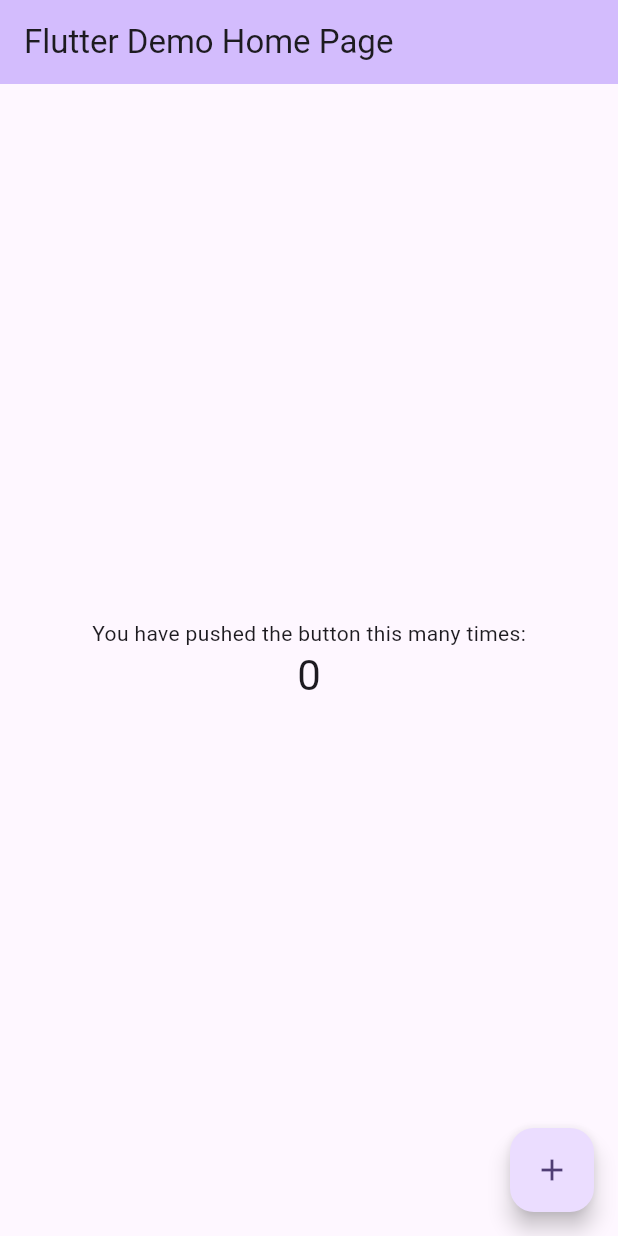
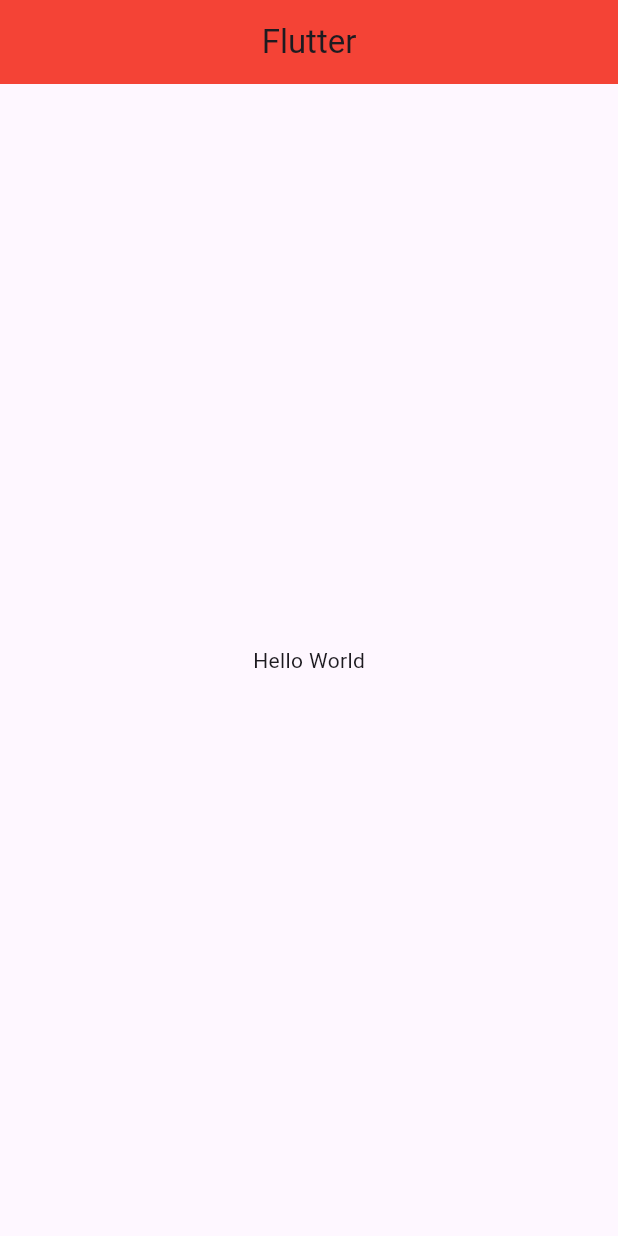
Before and after one commit to mEdurjoy/Flutter_practice01, a Flutter app: the screen it shows after launch, on a phone screen of 412 x 824 dp. Run offline on Flutter 3.47's test engine with Material 3 defaults, Android fonts, the phone set to English and light mode, and no system bars.

Commit message:
all about first day

```diff
--- a/lib/main.dart
+++ b/lib/main.dart
@@ -1,122 +1,16 @@
+import 'package:flutter/cupertino.dart';
 import 'package:flutter/material.dart';
 
-void main() {
-  runApp(const MyApp());
+void main(){
+  runApp(MaterialApp(
+    home: Scaffold(
+      appBar: AppBar(
+        backgroundColor: Colors.red,
+        title: Text("Flutter"),
+        centerTitle: true,
+      ),
+      body: Center(child: Text("Hello World")),
+
+    ),
+  ));
 }
-
-class MyApp extends StatelessWidget {
-  const MyApp({super.key});
-
-  // This widget is the root of your application.
-  @override
-  Widget build(BuildContext context) {
-    return MaterialApp(
-      title: 'Flutter Demo',
-      theme: ThemeData(
-        // This is the theme of your application.
-        //
-        // TRY THIS: Try running your application with "flutter run". You'll see
-        // the application has a purple toolbar. Then, without quitting the app,
-        // try changing the seedColor in the colorScheme below to Colors.green
-        // and then invoke "hot reload" (save your changes or press the "hot
-        // reload" button in a Flutter-supported IDE, or press "r" if you used
-        // the command line to start the app).
-        //
-        // Notice that the counter didn't reset back to zero; the application
-        // state is not lost during the reload. To reset the state, use hot
-        // restart instead.
-        //
-        // This works for code too, not just values: Most code changes can be
-        // tested with just a hot reload.
-        colorScheme: ColorScheme.fromSeed(seedColor: Colors.deepPurple),
-      ),
-      home: const MyHomePage(title: 'Flutter Demo Home Page'),
-    );
-  }
-}
-
-class MyHomePage extends StatefulWidget {
-  const MyHomePage({super.key, required this.title});
-
-  // This widget is the home page of your application. It is stateful, meaning
-  // that it has a State object (defined below) that contains fields that affect
-  // how it looks.
-
-  // This class is the configuration for the state. It holds the values (in this
-  // case the title) provided by the parent (in this case the App widget) and
-  // used by the build method of the State. Fields in a Widget subclass are
-  // always marked "final".
-
-  final String title;
-
-  @override
-  State<MyHomePage> createState() => _MyHomePageState();
-}
-
-class _MyHomePageState extends State<MyHomePage> {
-  int _counter = 0;
-
-  void _incrementCounter() {
-    setState(() {
-      // This call to setState tells the Flutter framework that something has
-      // changed in this State, which causes it to rerun the build method below
-      // so that the display can reflect the updated values. If we changed
-      // _counter without calling setState(), then the build method would not be
-      // called again, and so nothing would appear to happen.
-      _counter++;
-    });
-  }
-
-  @override
-  Widget build(BuildContext context) {
-    // This method is rerun every time setState is called, for instance as done
-    // by the _incrementCounter method above.
-    //
-    // The Flutter framework has been optimized to make rerunning build methods
-    // fast, so that you can just rebuild anything that needs updating rather
-    // than having to individually change instances of widgets.
-    return Scaffold(
-      appBar: AppBar(
-        // TRY THIS: Try changing the color here to a specific color (to
-        // Colors.amber, perhaps?) and trigger a hot reload to see the AppBar
-        // change color while the other colors stay the same.
-        backgroundColor: Theme.of(context).colorScheme.inversePrimary,
-        // Here we take the value from the MyHomePage object that was created by
-        // the App.build method, and use it to set our appbar title.
-        title: Text(widget.title),
-      ),
-      body: Center(
-        // Center is a layout widget. It takes a single child and positions it
-        // in the middle of the parent.
-        child: Column(
-          // Column is also a layout widget. It takes a list of children and
-          // arranges them vertically. By default, it sizes itself to fit its
-          // children horizontally, and tries to be as tall as its parent.
-          //
-          // Column has various properties to control how it sizes itself and
-          // how it positions its children. Here we use mainAxisAlignment to
-          // center the children vertically; the main axis here is the vertical
-          // axis because Columns are vertical (the cross axis would be
-          // horizontal).
-          //
-          // TRY THIS: Invoke "debug painting" (choose the "Toggle Debug Paint"
-          // action in the IDE, or press "p" in the console), to see the
-          // wireframe for each widget.
-          mainAxisAlignment: MainAxisAlignment.center,
-          children: <Widget>[
-            const Text('You have pushed the button this many times:'),
-            Text(
-              '$_counter',
-              style: Theme.of(context).textTheme.headlineMedium,
-            ),
-          ],
-        ),
-      ),
-      floatingActionButton: FloatingActionButton(
-        onPressed: _incrementCounter,
-        tooltip: 'Increment',
-        child: const Icon(Icons.add),
-      ), // This trailing comma makes auto-formatting nicer for build methods.
-    );
-  }
-}
```
